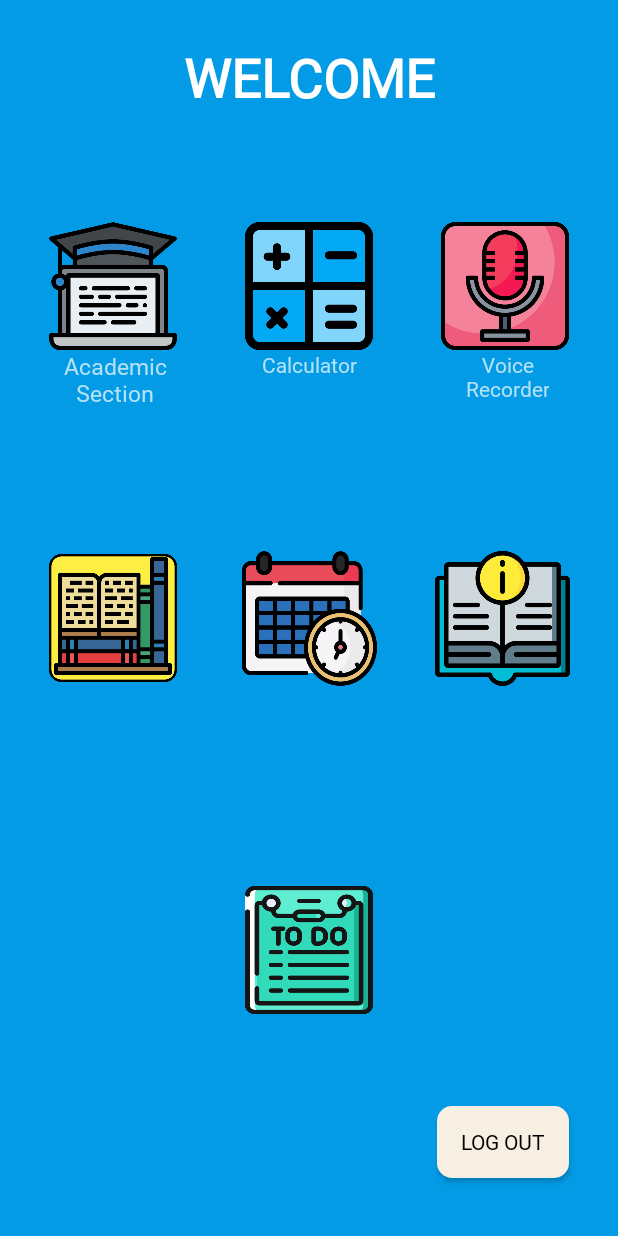
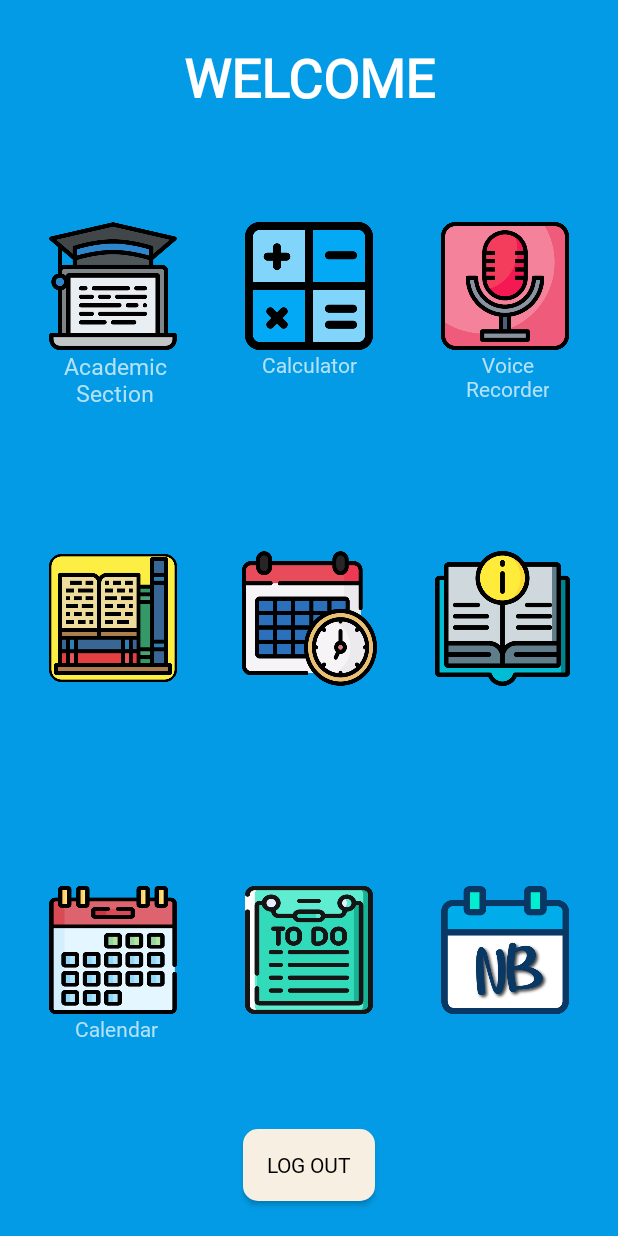
Before and after one commit to anupamdungdung/Android-App-Dev, an Android app: the MainActivity screen opened directly, with no data from a screen before it, on a phone screen of 412 x 824 dp. Run offline under Robolectric (Android 15) with nearby library versions, the phone set to English and light mode, and no system bars; our stand-ins replace Firebase (no records; nobody signed in at launch, a user with empty details on screens opened directly).

Commit message:
Final Task 2.0

```diff
--- a/FinalTask/app/src/main/AndroidManifest.xml
+++ b/FinalTask/app/src/main/AndroidManifest.xml
@@ -20,7 +20,9 @@
         android:roundIcon="@mipmap/studentcomp_foreground"
         android:supportsRtl="true"
         android:theme="@style/AppTheme">
-        <activity android:name=".Map"></activity>
+        <activity android:name=".Calendar"></activity>
+        <activity android:name=".NoticeBoard" />
+        <activity android:name=".Map" />
         <activity android:name=".Backpaper" />
         <activity android:name=".DayDetail" />
         <activity android:name=".Academic" />
--- a/FinalTask/app/src/main/java/com/app/firebase/MainActivity.java
+++ b/FinalTask/app/src/main/java/com/app/firebase/MainActivity.java
@@ -17,7 +17,7 @@ import com.google.common.collect.Maps;
 import com.google.firebase.auth.FirebaseAuth;
 
 public class MainActivity extends AppCompatActivity {
-    Button logout, calculator, voicerecorder, todo, library, timetable, syllabus, academic,maps;
+    Button logout, calculator, voicerecorder, todo, library, timetable, syllabus, academic,maps,noticeBoard,calendar;
     public static final int ACTIVITY_RECORD_SOUND = 0;
 
 
@@ -33,7 +33,9 @@ public class MainActivity extends AppCompatActivity {
         timetable = (Button) findViewById(R.id.timetable);
         syllabus = (Button) findViewById(R.id.syllabus);
         academic = (Button) findViewById(R.id.academic);
+        calendar = (Button) findViewById(R.id.calendar);
 //        maps=(Button)findViewById(R.id.maps);
+        noticeBoard=(Button)findViewById(R.id.noticeBoardIcon);
         logout.setOnClickListener(new View.OnClickListener() {
             @Override
             public void onClick(View view) {
@@ -120,6 +122,19 @@ public class MainActivity extends AppCompatActivity {
 //                startActivity(new Intent(MainActivity.this, Map.class));
 //            }
 //        });
+        noticeBoard.setOnClickListener(new View.OnClickListener() {
+            @Override
+            public void onClick(View v) {
+                startActivity(new Intent(MainActivity.this,NoticeBoard.class));
+            }
+        });
+
+        calendar.setOnClickListener(new View.OnClickListener() {
+            @Override
+            public void onClick(View v) {
+                startActivity(new Intent(MainActivity.this,Calendar.class));
+            }
+        });
 
     }
 }
--- a/FinalTask/app/src/main/res/layout/activity_main.xml
+++ b/FinalTask/app/src/main/res/layout/activity_main.xml
@@ -5,9 +5,9 @@
     android:id="@+id/main"
     android:layout_width="match_parent"
     android:layout_height="match_parent"
+    android:layout_gravity="center_horizontal"
     android:background="#039BE5"
     android:orientation="vertical"
-    android:layout_gravity="center_horizontal"
     tools:context=".MainActivity">
 
 
@@ -16,14 +16,14 @@
         android:layout_width="85dp"
         android:layout_height="85dp"
         android:layout_below="@+id/textView"
+        android:layout_toRightOf="@id/academic"
         android:background="@drawable/calculator"
-        android:layout_toRightOf="@id/academic"
         app:layout_constraintBottom_toBottomOf="parent"
         app:layout_constraintEnd_toEndOf="parent"
         app:layout_constraintHorizontal_bias="0.5"
         app:layout_constraintStart_toStartOf="parent"
         app:layout_constraintTop_toTopOf="parent"
-        app:layout_constraintVertical_bias="0.2"/>
+        app:layout_constraintVertical_bias="0.2" />
 
     <Button
         android:id="@+id/academic"
@@ -37,8 +37,7 @@
         app:layout_constraintHorizontal_bias="0.1"
         app:layout_constraintStart_toStartOf="parent"
         app:layout_constraintTop_toTopOf="parent"
-        app:layout_constraintVertical_bias="0.2"
-         />
+        app:layout_constraintVertical_bias="0.2" />
 
     <Button
         android:id="@+id/voicerecorder"
@@ -51,8 +50,7 @@
         app:layout_constraintHorizontal_bias="0.9"
         app:layout_constraintStart_toStartOf="parent"
         app:layout_constraintTop_toTopOf="parent"
-        app:layout_constraintVertical_bias="0.2"
-        />
+        app:layout_constraintVertical_bias="0.2" />
 
     <Button
         android:id="@+id/syllabus"
@@ -68,22 +66,22 @@
         app:layout_constraintTop_toTopOf="parent"
         app:layout_constraintVertical_bias="0.5"
 
-         />
-<!--    <Button-->
-<!--        android:id="@+id/maps"-->
-<!--        android:layout_width="85dp"-->
-<!--        android:layout_height="85dp"-->
-<!--        android:layout_below="@+id/academic"-->
-<!--        android:background="@drawable/map"-->
+        />
+        <Button
+            android:id="@+id/calendar"
+            android:layout_width="85dp"
+            android:layout_height="85dp"
+            android:layout_below="@+id/academic"
+            android:background="@drawable/calendar"
 
-<!--        app:layout_constraintBottom_toBottomOf="parent"-->
-<!--        app:layout_constraintEnd_toEndOf="parent"-->
-<!--        app:layout_constraintHorizontal_bias="0.1"-->
-<!--        app:layout_constraintStart_toStartOf="parent"-->
-<!--        app:layout_constraintTop_toTopOf="parent"-->
-<!--        app:layout_constraintVertical_bias="0.8"-->
+            app:layout_constraintBottom_toBottomOf="parent"
+            app:layout_constraintEnd_toEndOf="parent"
+            app:layout_constraintHorizontal_bias="0.1"
+            app:layout_constraintStart_toStartOf="parent"
+            app:layout_constraintTop_toTopOf="parent"
+            app:layout_constraintVertical_bias="0.8"
 
-<!--        />-->
+            />
 
     <Button
         android:id="@+id/todo"
@@ -122,13 +120,28 @@
         app:layout_constraintHorizontal_bias="0.5"
         app:layout_constraintStart_toStartOf="parent"
         app:layout_constraintTop_toTopOf="parent"
-        app:layout_constraintVertical_bias="0.5"
+        app:layout_constraintVertical_bias="0.5" />
+
+    <Button
+        android:id="@+id/noticeBoardIcon"
+        android:layout_width="85dp"
+        android:layout_height="85dp"
+        android:layout_below="@+id/academic"
+        android:background="@drawable/noticeboard"
+        app:layout_constraintBottom_toBottomOf="parent"
+        app:layout_constraintEnd_toEndOf="parent"
+        app:layout_constraintHorizontal_bias="0.9"
+        app:layout_constraintStart_toStartOf="parent"
+        app:layout_constraintTop_toTopOf="parent"
+        app:layout_constraintVertical_bias="0.8"
+
         />
 
     <TextView
         android:id="@+id/textView"
         android:layout_width="wrap_content"
         android:layout_height="wrap_content"
+        android:layout_centerHorizontal="true"
         android:fontFamily="@font/sweetunicorn"
         android:gravity="center_horizontal"
         android:padding="5dp"
@@ -136,46 +149,43 @@
         android:textColor="#ffffff"
         android:textSize="35sp"
         android:textStyle="bold"
-        android:layout_centerHorizontal="true"
         app:layout_constraintBottom_toBottomOf="parent"
         app:layout_constraintEnd_toEndOf="parent"
         app:layout_constraintHorizontal_bias="0.5"
         app:layout_constraintStart_toStartOf="parent"
         app:layout_constraintTop_toTopOf="parent"
-        app:layout_constraintVertical_bias="0.03"
-        />
+        app:layout_constraintVertical_bias="0.03" />
 
     <Button
         android:id="@+id/logout"
         android:layout_width="wrap_content"
         android:layout_height="wrap_content"
         android:background="@drawable/heading_background"
+        android:fontFamily="@font/sweetunicorn"
+        android:padding="5dp"
         android:text="@string/log_out"
         android:textColor="#000"
-        android:padding="5dp"
         app:layout_constraintBottom_toBottomOf="parent"
         app:layout_constraintEnd_toEndOf="parent"
-        app:layout_constraintHorizontal_bias="0.9"
+        app:layout_constraintHorizontal_bias="0.5"
         app:layout_constraintStart_toStartOf="parent"
         app:layout_constraintTop_toTopOf="parent"
-        app:layout_constraintVertical_bias="0.95"
-        android:fontFamily="@font/sweetunicorn"/>
+        app:layout_constraintVertical_bias="0.97" />
 
     <TextView
         android:id="@+id/academicSectionTag"
         android:layout_width="wrap_content"
         android:layout_height="wrap_content"
         android:fontFamily="@font/sweetunicorn"
+        android:gravity="center"
         android:text="@string/academic_nsection"
-        android:gravity="center"
         android:textSize="15dp"
         app:layout_constraintBottom_toTopOf="@+id/syllabus"
         app:layout_constraintEnd_toEndOf="parent"
         app:layout_constraintHorizontal_bias="0.125"
         app:layout_constraintStart_toStartOf="parent"
         app:layout_constraintTop_toBottomOf="@+id/academic"
-        app:layout_constraintVertical_bias="0.0"
-        />
+        app:layout_constraintVertical_bias="0.0" />
 
     <TextView
         android:id="@+id/calculatorTag"
@@ -261,4 +271,30 @@
         app:layout_constraintTop_toBottomOf="@+id/todo"
         app:layout_constraintVertical_bias="0.0" />
 
+    <TextView
+        android:id="@+id/noticeBoardTag"
+        android:layout_width="wrap_content"
+        android:layout_height="wrap_content"
+        android:fontFamily="@font/sweetunicorn"
+        android:gravity="center"
+        android:text="@string/notice_board_tag"
+        app:layout_constraintBottom_toTopOf="@+id/library"
+        app:layout_constraintEnd_toEndOf="parent"
+        app:layout_constraintHorizontal_bias="0.895"
+        app:layout_constraintStart_toStartOf="parent"
+        app:layout_constraintTop_toBottomOf="@+id/todo"
+        app:layout_constraintVertical_bias="0.0" />
+    <TextView
+        android:id="@+id/calendarTag"
+        android:layout_width="wrap_content"
+        android:layout_height="wrap_content"
+        android:fontFamily="@font/sweetunicorn"
+        android:gravity="center"
+        android:text="@string/calendar"
+        app:layout_constraintEnd_toEndOf="parent"
+        app:layout_constraintHorizontal_bias="0.14"
+        app:layout_constraintStart_toStartOf="parent"
+        app:layout_constraintTop_toBottomOf="@+id/calendar"
+        app:layout_constraintVertical_bias="0.895" />
+
 </androidx.constraintlayout.widget.ConstraintLayout>
--- a/FinalTask/app/src/main/res/values/strings.xml
+++ b/FinalTask/app/src/main/res/values/strings.xml
@@ -1365,6 +1365,10 @@ Rafeeq Rehman: “Intrusion Detection with SNORT, Apache, MySQL, PHP and ACID,
 3. Stephen Northcutt, Judy Novak: “Network Intrusion Detection”, 3rdEdition, New Riders Publishing,<br/>
 4. T. Fahringer, R. Prodan, “A Text book on Grid Application Development and Computing Environment”. 6th Edition, Khanna Publishers<br/>
 ]]></string>
+    <string name="view_document"><u>View Document</u></string>
+    <string name="notice_board"><u>NOTICE BOARD</u></string>
+    <string name="calendar">Calendar</string>
+    <string name="notice_board_tag">Notice Board</string>
 
 
 </resources>
--- a/FinalTask/build.gradle
+++ b/FinalTask/build.gradle
@@ -22,6 +22,7 @@ allprojects {
     repositories {
         google()
         jcenter()
+        maven { url "https://jitpack.io" }
 
     }
 }
```
Also changed, not shown: FinalTask/app/build.gradle (+8 -1 lines), FinalTask/app/src/main/java/com/app/firebase/Calendar.java (added, +49 -0 lines), FinalTask/app/src/main/java/com/app/firebase/NoticeBoard.java (added, +98 -0 lines), FinalTask/app/src/main/java/com/app/firebase/Timetable.java (+10 -8 lines), FinalTask/app/src/main/java/com/app/firebase/models/DaysModel.java (added, +14 -0 lines), FinalTask/app/src/main/java/com/app/firebase/models/NoticeModel.java (added, +51 -0 lines), FinalTask/app/src/main/res/layout/activity_calendar.xml (added, +16 -0 lines), FinalTask/app/src/main/res/layout/activity_notice_board.xml (added, +28 -0 lines), FinalTask/app/src/main/res/layout/notice_single_item.xml (added, +50 -0 lines), FinalTask/app/src/main/res/drawable-v24/calendar.png (added), FinalTask/app/src/main/res/drawable-v24/holidays.png (added), FinalTask/app/src/main/res/drawable-v24/noticeboard.png (added), 1 other file.
